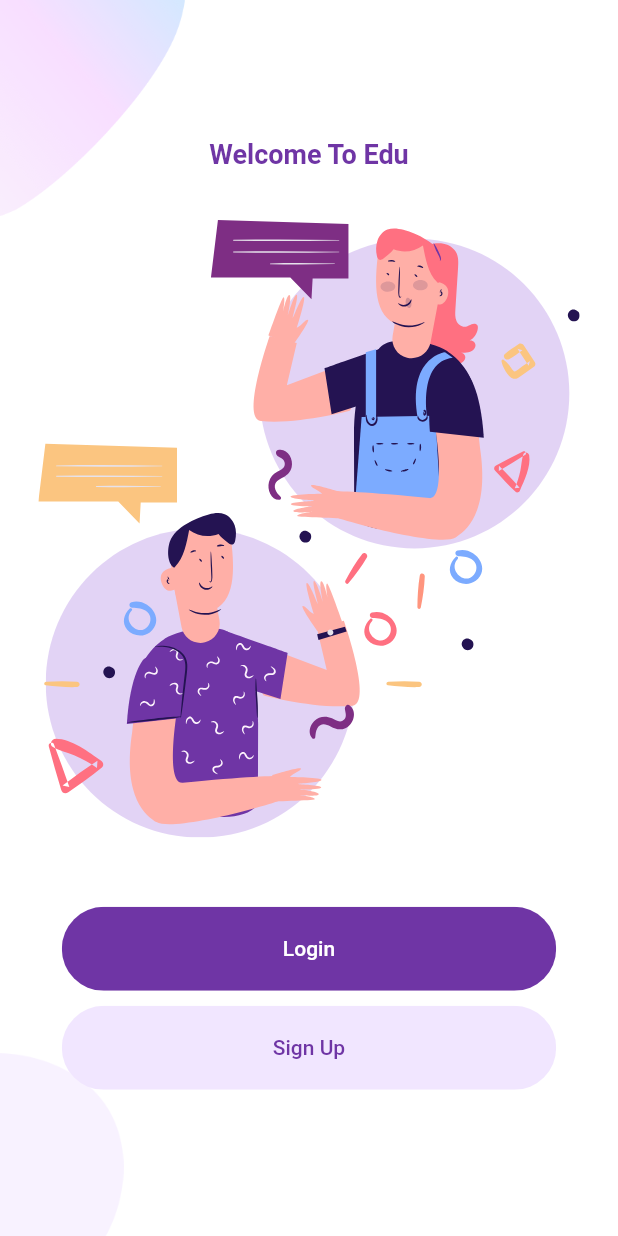
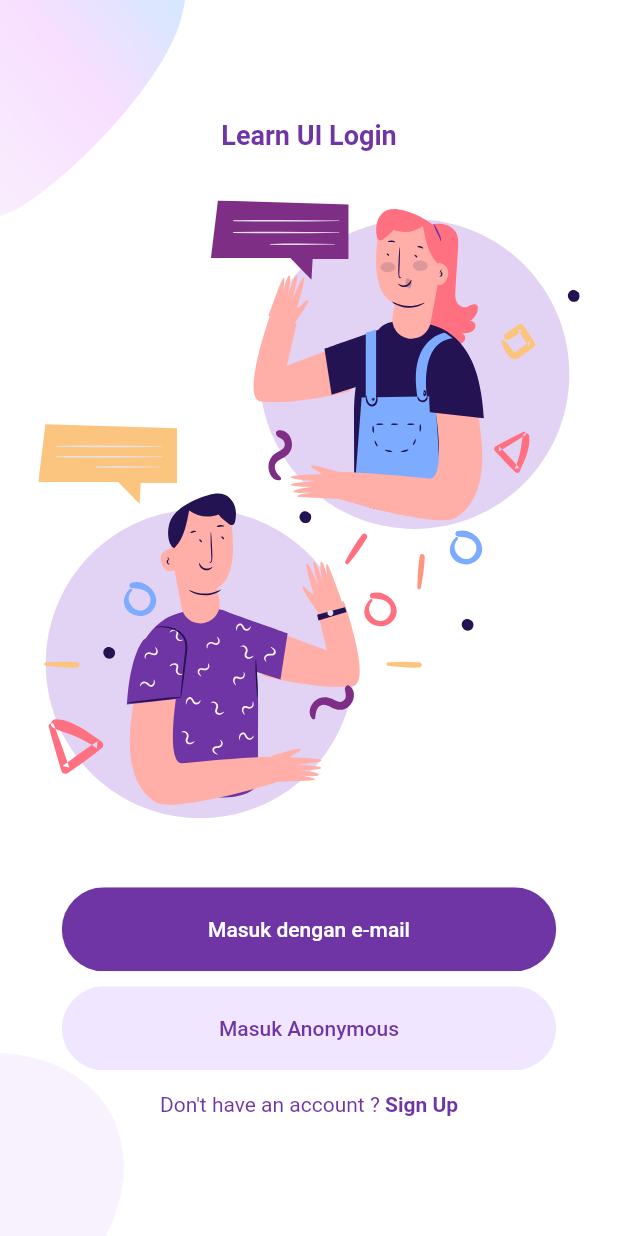
Before and after one commit to efrizall/firebase-auth, a Flutter app: the screen it shows after launch, on a phone screen of 412 x 824 dp. Run offline on Flutter 3.47's test engine with Material 2 defaults, Android fonts, the phone set to English and light mode, and no system bars; our stand-ins replace flutter_svg.

```diff
--- /dev/null
+++ b/lib/Screens/SignUp/Components/body.dart
@@ -0,0 +1,11 @@
+import 'package:flutter/material.dart';
+
+class Body extends StatelessWidget {
+
+  @override
+  Widget build(BuildContext context) {
+    return AppBar(
+      title: Text("Sign Up Screen"),
+    );
+  }
+}
--- a/lib/Screens/Welcome/Components/body.dart
+++ b/lib/Screens/Welcome/Components/body.dart
@@ -1,6 +1,8 @@
 import 'package:flutter/material.dart';
+import 'package:flutter_auth/Components/already_have_an_account.dart';
 import 'package:flutter_auth/Components/rounded_button.dart';
 import 'package:flutter_auth/Screens/Login/login_screen.dart';
+import 'package:flutter_auth/Screens/SignUp/signup_screen.dart';
 import 'package:flutter_auth/Screens/Welcome/Components/background.dart';
 import 'package:flutter_auth/constants.dart';
 import 'package:flutter_svg/svg.dart';
@@ -14,7 +16,7 @@ class Body extends StatelessWidget {
         child: SingleChildScrollView(
       child: Column(mainAxisAlignment: MainAxisAlignment.center, children: [
         Text(
-          "Welcome To Edu",
+          "Learn UI Login",
           style: TextStyle(
               fontWeight: FontWeight.bold, fontSize: 18, color: kPrimaryColor),
         ),
@@ -25,7 +27,7 @@ class Body extends StatelessWidget {
         ),
         SizedBox(height: size.height * 0.05),
         RoundedButton(
-          text: "Login",
+          text: "Masuk dengan e-mail",
           press: () {
             Navigator.push(
               context,
@@ -34,11 +36,18 @@ class Body extends StatelessWidget {
           },
         ),
         RoundedButton(
-          text: "Sign Up",
+          text: "Masuk Anonymous",
           color: kPrimaryLightColor,
           textColor: kPrimaryColor,
           press: () {},
-        )
+        ),
+        SizedBox(height: 10,),
+        AlreadyHaveAnAccount(press: (){
+          Navigator.push(
+                context,
+                MaterialPageRoute(builder: (context) => SignupScreen()),
+              );
+        },)
       ]),
     ));
   }
```
Also changed, not shown: lib/Screens/SignUp/signup_screen.dart (added, +14 -0 lines), UI.png (deleted).
